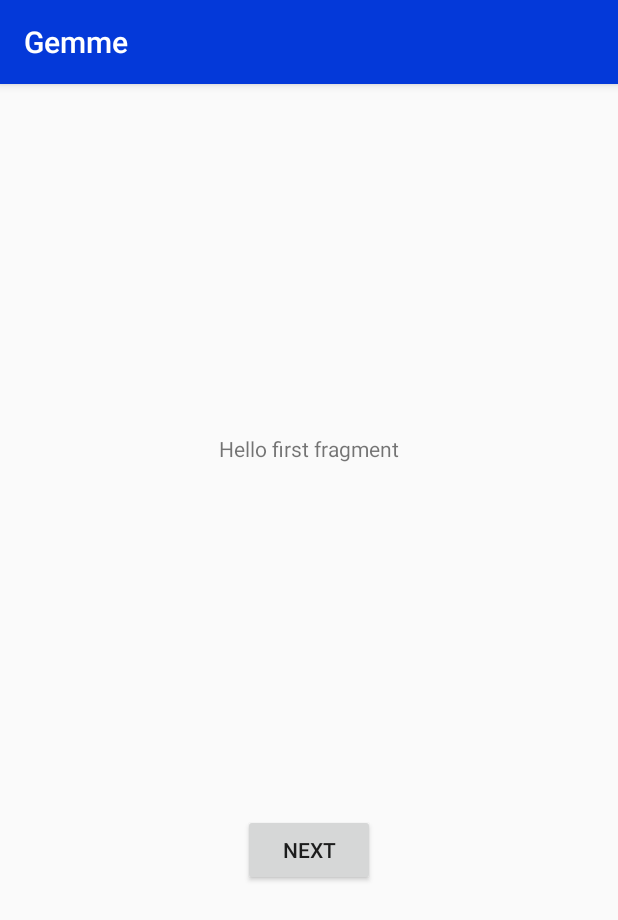
After one commit to GabrielIFPB/gemme, an Android app: the fragment FirstFragment shown on its own in the app's theme, on a phone screen of 412 x 824 dp. The commit adds this screen. Shown: the top 920 px of the screen. Run offline under Robolectric (Android 15) with nearby library versions, the phone set to English and light mode, and no system bars.

```diff
--- a/app/build.gradle
+++ b/app/build.gradle
@@ -26,6 +26,9 @@ dependencies {
     implementation fileTree(dir: "libs", include: ["*.jar"])
     implementation 'androidx.appcompat:appcompat:1.1.0'
     implementation 'androidx.constraintlayout:constraintlayout:1.1.3'
+    implementation 'com.google.android.material:material:1.1.0'
+    implementation 'androidx.navigation:navigation-fragment:2.2.2'
+    implementation 'androidx.navigation:navigation-ui:2.2.2'
     testImplementation 'junit:junit:4.12'
     androidTestImplementation 'androidx.test.ext:junit:1.1.1'
     androidTestImplementation 'androidx.test.espresso:espresso-core:3.2.0'
--- a/app/src/main/AndroidManifest.xml
+++ b/app/src/main/AndroidManifest.xml
@@ -9,6 +9,10 @@
         android:roundIcon="@mipmap/ic_launcher_round"
         android:supportsRtl="true"
         android:theme="@style/AppTheme">
+        <activity
+            android:name=".activity.PrincipalActivity"
+            android:label="@string/title_activity_principal"
+            android:theme="@style/AppTheme.NoActionBar"></activity>
         <activity android:name=".activity.CadastroActivity" />
         <activity android:name=".activity.LoginActivity" />
         <activity
--- a/app/src/main/java/com/inteligenciadigital/gemme/activity/CadastroActivity.java
+++ b/app/src/main/java/com/inteligenciadigital/gemme/activity/CadastroActivity.java
@@ -83,10 +83,7 @@ public class CadastroActivity extends AppCompatActivity {
 				@Override
 				public void onComplete(@NonNull Task<AuthResult> task) {
 					if (task.isSuccessful()) {
-						Toast.makeText(
-								CadastroActivity.this,
-								"Sucesso ao cadastrar usuário!",
-								Toast.LENGTH_SHORT).show();
+						finish();
 					} else {
 						String excecao = "";
 						try {
--- /dev/null
+++ b/app/src/main/java/com/inteligenciadigital/gemme/activity/FirstFragment.java
@@ -0,0 +1,36 @@
+package com.inteligenciadigital.gemme.activity;
+
+import android.os.Bundle;
+import android.view.LayoutInflater;
+import android.view.View;
+import android.view.ViewGroup;
+
+import androidx.annotation.NonNull;
+import androidx.fragment.app.Fragment;
+import androidx.navigation.fragment.NavHostFragment;
+
+import com.inteligenciadigital.gemme.R;
+
+public class FirstFragment extends Fragment {
+
+	@Override
+	public View onCreateView(
+			LayoutInflater inflater, ViewGroup container,
+			Bundle savedInstanceState
+	) {
+		// Inflate the layout for this fragment
+		return inflater.inflate(R.layout.fragment_first, container, false);
+	}
+
+	public void onViewCreated(@NonNull View view, Bundle savedInstanceState) {
+		super.onViewCreated(view, savedInstanceState);
+
+		view.findViewById(R.id.button_first).setOnClickListener(new View.OnClickListener() {
+			@Override
+			public void onClick(View view) {
+				NavHostFragment.findNavController(FirstFragment.this)
+						.navigate(R.id.action_FirstFragment_to_SecondFragment);
+			}
+		});
+	}
+}
--- /dev/null
+++ b/app/src/main/res/layout/content_principal.xml
@@ -0,0 +1,6 @@
+<?xml version="1.0" encoding="utf-8"?>
+<androidx.constraintlayout.widget.ConstraintLayout xmlns:android="http://schemas.android.com/apk/res/android"
+	xmlns:app="http://schemas.android.com/apk/res-auto"
+	android:layout_width="match_parent"
+	android:layout_height="match_parent"
+	app:layout_behavior="@string/appbar_scrolling_view_behavior"></androidx.constraintlayout.widget.ConstraintLayout>
--- /dev/null
+++ b/app/src/main/res/layout/fragment_first.xml
@@ -0,0 +1,28 @@
+<?xml version="1.0" encoding="utf-8"?>
+<androidx.constraintlayout.widget.ConstraintLayout xmlns:android="http://schemas.android.com/apk/res/android"
+	xmlns:app="http://schemas.android.com/apk/res-auto"
+	xmlns:tools="http://schemas.android.com/tools"
+	android:layout_width="match_parent"
+	android:layout_height="match_parent"
+	tools:context=".FirstFragment">
+
+	<TextView
+		android:id="@+id/textview_first"
+		android:layout_width="wrap_content"
+		android:layout_height="wrap_content"
+		android:text="@string/hello_first_fragment"
+		app:layout_constraintBottom_toTopOf="@id/button_first"
+		app:layout_constraintEnd_toEndOf="parent"
+		app:layout_constraintStart_toStartOf="parent"
+		app:layout_constraintTop_toTopOf="parent" />
+
+	<Button
+		android:id="@+id/button_first"
+		android:layout_width="wrap_content"
+		android:layout_height="wrap_content"
+		android:text="@string/next"
+		app:layout_constraintBottom_toBottomOf="parent"
+		app:layout_constraintEnd_toEndOf="parent"
+		app:layout_constraintStart_toStartOf="parent"
+		app:layout_constraintTop_toBottomOf="@id/textview_first" />
+</androidx.constraintlayout.widget.ConstraintLayout>
--- /dev/null
+++ b/app/src/main/res/values/dimens.xml
@@ -0,0 +1,3 @@
+<resources>
+	<dimen name="fab_margin">16dp</dimen>
+</resources>
--- a/app/src/main/res/values/strings.xml
+++ b/app/src/main/res/values/strings.xml
@@ -20,4 +20,13 @@
 	<string name="email">Email</string>
 	<string name="senha">Senha</string>
 	<string name="nome">Nome</string>
+	<string name="title_activity_principal">PrincipalActivity</string>
+	<!-- Strings used for fragments for navigation -->
+	<string name="first_fragment_label">First Fragment</string>
+	<string name="second_fragment_label">Second Fragment</string>
+	<string name="next">Next</string>
+	<string name="previous">Previous</string>
+
+	<string name="hello_first_fragment">Hello first fragment</string>
+	<string name="hello_second_fragment">Hello second fragment. Arg: %1$s</string>
 </resources>
--- a/app/src/main/res/values/styles.xml
+++ b/app/src/main/res/values/styles.xml
@@ -7,4 +7,13 @@
 		<item name="colorAccent">@color/colorAccent</item>
 	</style>
 
+	<style name="AppTheme.NoActionBar">
+		<item name="windowActionBar">false</item>
+		<item name="windowNoTitle">true</item>
+	</style>
+
+	<style name="AppTheme.AppBarOverlay" parent="ThemeOverlay.AppCompat.Dark.ActionBar" />
+
+	<style name="AppTheme.PopupOverlay" parent="ThemeOverlay.AppCompat.Light" />
+
 </resources>
```
Also changed, not shown: app/src/main/java/com/inteligenciadigital/gemme/activity/LoginActivity.java (+7 -4 lines), app/src/main/java/com/inteligenciadigital/gemme/activity/MainActivity.java (+23 -3 lines), app/src/main/java/com/inteligenciadigital/gemme/activity/PrincipalActivity.java (added, +33 -0 lines), app/src/main/java/com/inteligenciadigital/gemme/activity/SecondFragment.java (added, +36 -0 lines), app/src/main/res/layout/activity_principal.xml (added, +33 -0 lines), app/src/main/res/layout/fragment_second.xml (added, +27 -0 lines), app/src/main/res/navigation/nav_graph.xml (added, +28 -0 lines). Lines whose indentation alone changed are shown as unchanged.
